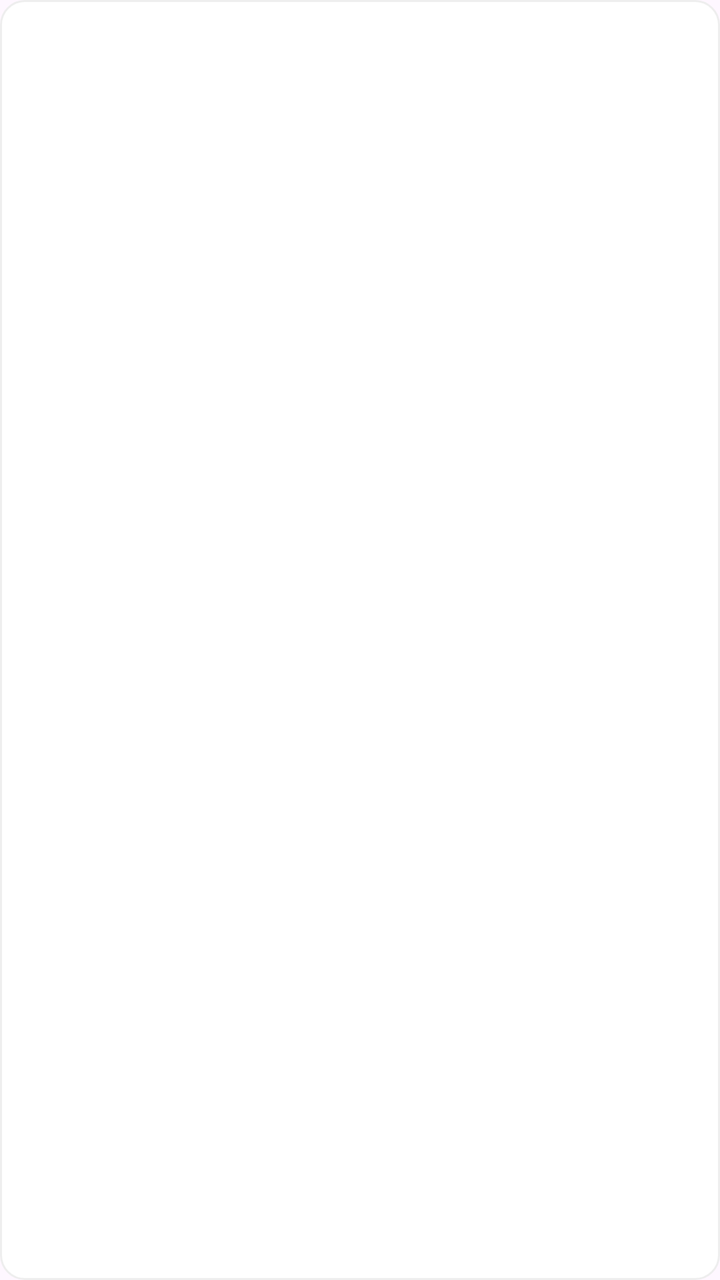
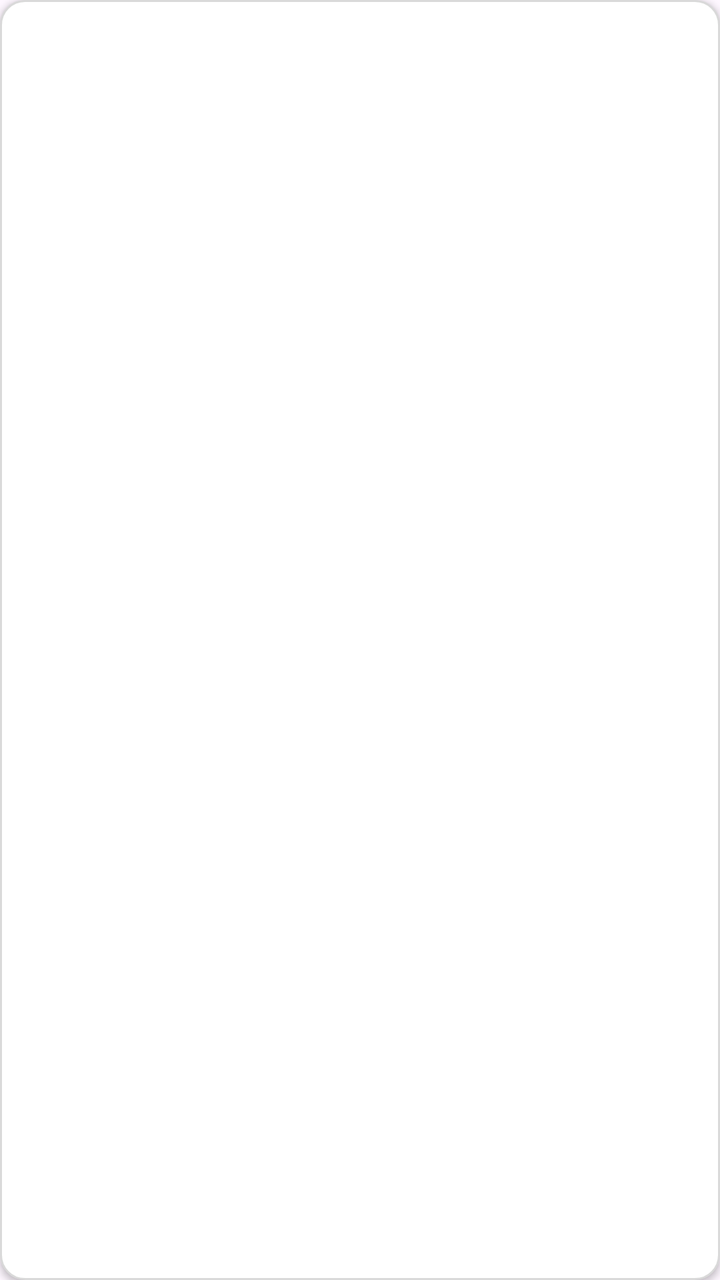

An Android layout rendered at two revisions. The XML below is the earlier revision; the diff shows what the commit changed to produce the second picture.
<!-- AndroidManifest.xml: application theme Theme.Rentaly_Management -->
<!-- res/layout/item_resource.xml -->
<?xml version="1.0" encoding="utf-8"?>
<LinearLayout xmlns:android="http://schemas.android.com/apk/res/android" android:layout_width="match_parent" android:layout_height="wrap_content"
    android:minHeight="76dp" android:orientation="vertical" android:padding="14dp" android:background="@drawable/resource_item_background">
    <TextView android:id="@+id/resource_primary" android:layout_width="match_parent" android:layout_height="wrap_content" android:textColor="@color/dark_navy" android:textSize="16sp" android:textStyle="bold" />
    <TextView android:id="@+id/resource_secondary" android:layout_width="match_parent" android:layout_height="wrap_content" android:layout_marginTop="3dp" android:textColor="@color/secondary" android:textSize="13sp" />
    <TextView android:id="@+id/resource_meta" android:layout_width="match_parent" android:layout_height="wrap_content" android:layout_marginTop="3dp" android:textColor="@color/secondary" android:textSize="13sp" />
</LinearLayout>
<!-- resources referenced by this layout -->
<resources>
  <color name="dark_navy">#334257</color>
  <color name="secondary">#476072</color>
  <!-- drawable resource_item_background (drawable) -->
  <?xml version="1.0" encoding="utf-8"?>
  <shape xmlns:android="http://schemas.android.com/apk/res/android">
      <solid android:color="@color/white" />
      <corners android:radius="12dp" />
      <stroke android:width="1dp" android:color="@color/background" />
  </shape>
  <style name="Theme.Rentaly_Management" parent="Base.Theme.Rentaly_Management" />
  <color name="white">#FFFFFFFF</color>
  <color name="background">#EEEEEE</color>
  <style name="Base.Theme.Rentaly_Management" parent="Theme.Material3.DayNight.NoActionBar">
          
          
      </style>
</resources>

<!-- the commit's change to res/layout/item_resource.xml (unified diff, before → after) -->
@@ -1,6 +1,6 @@
 <?xml version="1.0" encoding="utf-8"?>
 <LinearLayout xmlns:android="http://schemas.android.com/apk/res/android" android:layout_width="match_parent" android:layout_height="wrap_content"
-    android:minHeight="76dp" android:orientation="vertical" android:padding="14dp" android:background="@drawable/resource_item_background">
+    android:minHeight="80dp" android:orientation="vertical" android:padding="12dp" android:elevation="2dp" android:background="@drawable/user_item_background">
     <TextView android:id="@+id/resource_primary" android:layout_width="match_parent" android:layout_height="wrap_content" android:textColor="@color/dark_navy" android:textSize="16sp" android:textStyle="bold" />
     <TextView android:id="@+id/resource_secondary" android:layout_width="match_parent" android:layout_height="wrap_content" android:layout_marginTop="3dp" android:textColor="@color/secondary" android:textSize="13sp" />
     <TextView android:id="@+id/resource_meta" android:layout_width="match_parent" android:layout_height="wrap_content" android:layout_marginTop="3dp" android:textColor="@color/secondary" android:textSize="13sp" />
<!-- resource entries referenced after the edit -->
@@ -2,16 +2,15 @@
 <resources>
   <color name="dark_navy">#334257</color>
   <color name="secondary">#476072</color>
-  <!-- drawable resource_item_background (drawable) -->
+  <!-- drawable user_item_background (drawable) -->
   <?xml version="1.0" encoding="utf-8"?>
-  <shape xmlns:android="http://schemas.android.com/apk/res/android">
+  <shape xmlns:android="http://schemas.android.com/apk/res/android" android:shape="rectangle">
       <solid android:color="@color/white" />
       <corners android:radius="12dp" />
-      <stroke android:width="1dp" android:color="@color/background" />
+      <stroke android:width="1dp" android:color="#D9D9D9" />
   </shape>
   <style name="Theme.Rentaly_Management" parent="Base.Theme.Rentaly_Management" />
   <color name="white">#FFFFFFFF</color>
-  <color name="background">#EEEEEE</color>
   <style name="Base.Theme.Rentaly_Management" parent="Theme.Material3.DayNight.NoActionBar">
           
           
